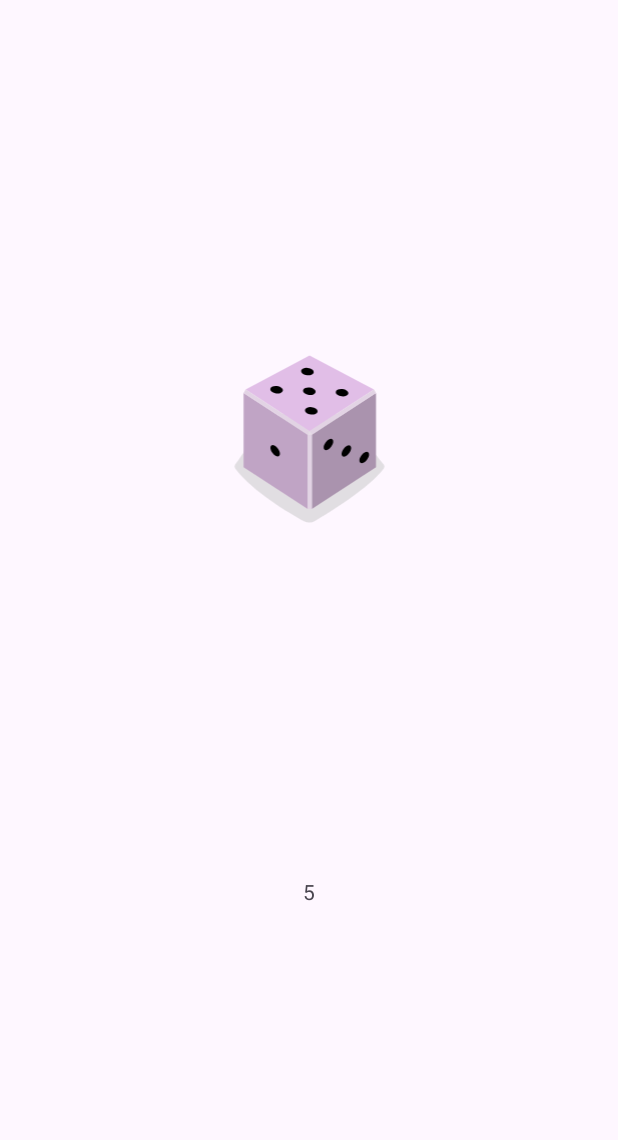
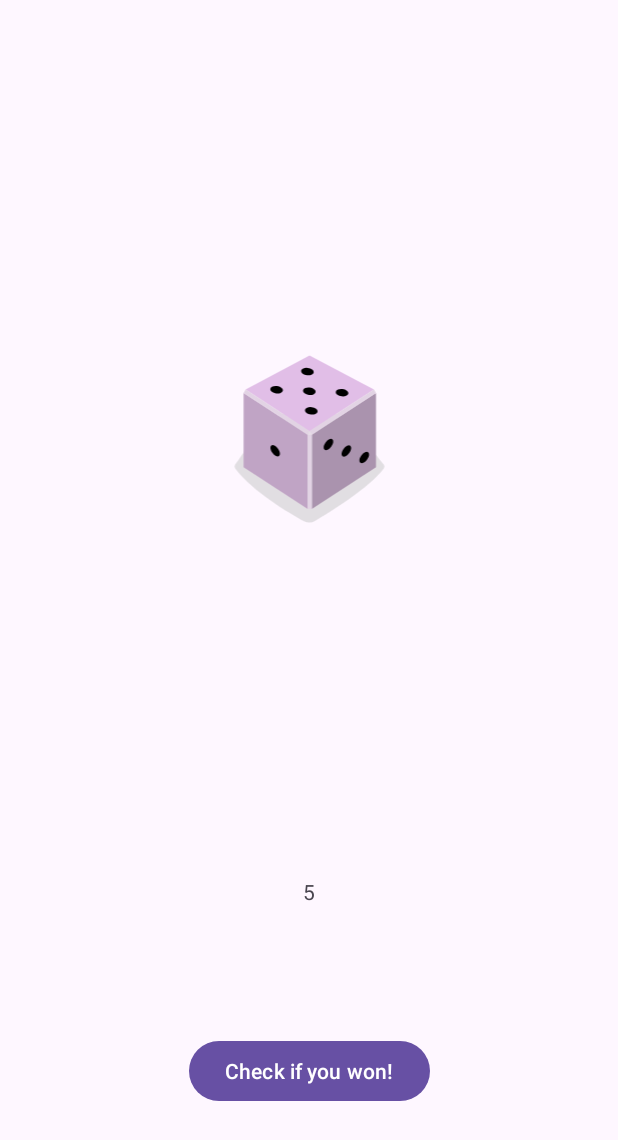
Before and after one commit to LaggoSeeingo/RollTheDice_AlessandroStefanucci, an Android app: the screen it shows after launch (RollActivity), after a tap on "Roll the dice!", on a phone screen of 412 x 824 dp. Shown: the top 1140 px of the screen. Run offline under Robolectric (Android 15) with nearby library versions, the phone set to English and light mode, and no system bars.

Commit message:
Iniziata creazione della terza activity, da completare

```diff
--- a/app/src/main/AndroidManifest.xml
+++ b/app/src/main/AndroidManifest.xml
@@ -13,6 +13,9 @@
         android:theme="@style/Theme.RollTheDice_Stefanucci"
         tools:targetApi="31">
         <activity
+            android:name=".VerificaActivity"
+            android:exported="false" />
+        <activity
             android:name=".RollActivity"
             android:exported="false" />
         <activity
--- a/app/src/main/res/layout/activity_roll.xml
+++ b/app/src/main/res/layout/activity_roll.xml
@@ -24,4 +24,14 @@
         app:layout_constraintEnd_toEndOf="parent"
         app:layout_constraintStart_toStartOf="parent"
         app:layout_constraintTop_toBottomOf="@+id/activity_roll__imgDado" />
+
+    <Button
+        android:id="@+id/activity_roll__btnVerifica"
+        android:layout_width="wrap_content"
+        android:layout_height="wrap_content"
+        android:text="@string/verify"
+        app:layout_constraintBottom_toBottomOf="parent"
+        app:layout_constraintEnd_toEndOf="parent"
+        app:layout_constraintStart_toStartOf="parent"
+        app:layout_constraintTop_toBottomOf="@+id/activity_roll__tvNumber" />
 </androidx.constraintlayout.widget.ConstraintLayout>
--- a/app/src/main/res/values/strings.xml
+++ b/app/src/main/res/values/strings.xml
@@ -3,4 +3,6 @@
     <string name="guess_the_secret_number">Guess the secret number!</string>
     <string name="btn_roll_the_dice">Roll the dice!</string>
     <string name="btn_roll_toast">The dice is rolling!</string>
+    <string name="verify">Check if you won!</string>
+    <string name="verify_toast">checking...</string>
 </resources>
```
Also changed, not shown: app/src/main/java/com/example/rollthedice_stefanucci/RollActivity.kt (+35 -1 lines), app/src/main/java/com/example/rollthedice_stefanucci/VerificaActivity.kt (added, +23 -0 lines), app/src/main/res/layout/activity_verifica.xml (added, +30 -0 lines), app/src/main/res/drawable/happypinkpanther.png (added), app/src/main/res/drawable/pinkpanther.jpg (deleted), app/src/main/res/drawable/sadpinkpanther.jpg (added), 1 other file.
